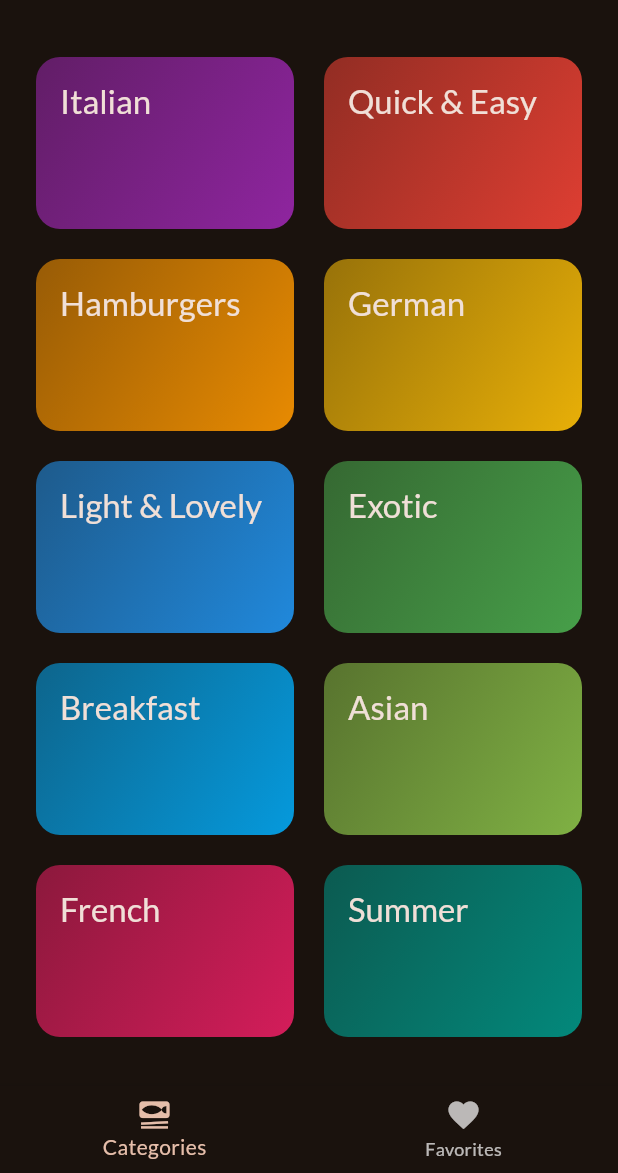
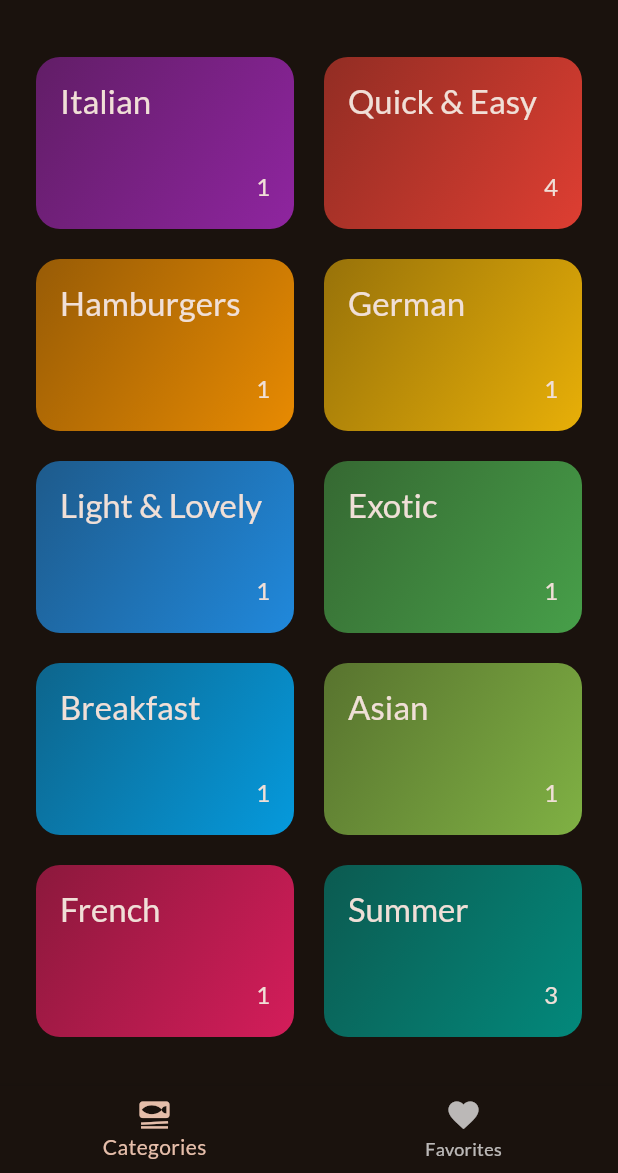
Before and after one commit to Belladonnixi/meals, a Flutter app: the screen it shows after launch, on a phone screen of 412 x 824 dp, the part 63-1236 px from its top. Run offline on Flutter 3.47's test engine with Material 3 defaults, Android fonts, the phone set to English and light mode, and no system bars; our stand-ins replace flutter_riverpod, google_fonts, transparent_image.

Commit message:
add meal count to category grid item to show it for the user especially after using filters

```diff
--- a/lib/providers/meals_provider.dart
+++ b/lib/providers/meals_provider.dart
@@ -2,9 +2,23 @@ import 'package:flutter_riverpod/flutter_riverpod.dart';
 import 'package:meals_2/data/data_repository.dart';
 import 'package:meals_2/data/mock_database_repository.dart';
 import 'package:meals_2/models/meal.dart';
+import 'package:meals_2/providers/filters_provider.dart';
 
 /// A provider that provides a list of meals asynchronously.
 final mealsProvider = FutureProvider<List<Meal>>((ref) async {
   final DataRepository dataRepository = MockDatabaseRepository();
   return await dataRepository.getMeals();
 });
+
+final mealCountProvider = Provider<Map<String, int>>((ref) {
+  final filteredMeals = ref.watch(filteredMealProvider);
+  final mealCounts = <String, int>{};
+
+  for (final meal in filteredMeals) {
+    for (final categoryId in meal.categories) {
+      mealCounts[categoryId] = (mealCounts[categoryId] ?? 0) + 1;
+    }
+  }
+
+  return mealCounts;
+});
--- a/lib/screens/categories.dart
+++ b/lib/screens/categories.dart
@@ -2,6 +2,7 @@ import 'package:flutter/material.dart';
 import 'package:flutter_riverpod/flutter_riverpod.dart';
 import 'package:meals_2/models/category.dart';
 import 'package:meals_2/models/meal.dart';
+import 'package:meals_2/providers/meals_provider.dart';
 import 'package:meals_2/widgets/category_grid_item.dart';
 import 'package:meals_2/providers/categories_provider.dart';
 
@@ -15,6 +16,7 @@ class CategorieScreen extends ConsumerWidget {
   @override
   Widget build(BuildContext context, WidgetRef ref) {
     final categoriesAsyncValue = ref.watch(categoriesProvider);
+    final mealsCount = ref.watch(mealCountProvider);
 
     return categoriesAsyncValue.when(
       data: (categories) => GridView(
@@ -30,6 +32,7 @@ class CategorieScreen extends ConsumerWidget {
                   category: category,
                   selectCategory: () =>
                       selectCategory(context, ref, category, availableMeals),
+                  mealCount: mealsCount[category.id] ?? 0,
                 ))
             .toList(),
       ),
--- a/lib/widgets/category_grid_item.dart
+++ b/lib/widgets/category_grid_item.dart
@@ -3,10 +3,14 @@ import 'package:meals_2/models/category.dart';
 
 class CategoryGridItem extends StatelessWidget {
   const CategoryGridItem(
-      {super.key, required this.category, required this.selectCategory});
+      {super.key,
+      required this.category,
+      required this.selectCategory,
+      required this.mealCount});
 
   final Category category;
   final void Function() selectCategory;
+  final int mealCount;
 
   @override
   Widget build(BuildContext context) {
@@ -27,11 +31,26 @@ class CategoryGridItem extends StatelessWidget {
             end: Alignment.bottomRight,
           ),
         ),
-        child: Text(
-          category.title,
-          style: Theme.of(context).textTheme.titleLarge!.copyWith(
-                color: Theme.of(context).colorScheme.onSurface,
+        child: Column(
+          crossAxisAlignment: CrossAxisAlignment.start,
+          children: [
+            Text(
+              category.title,
+              style: Theme.of(context).textTheme.titleLarge!.copyWith(
+                    color: Theme.of(context).colorScheme.onSurface,
+                  ),
+            ),
+            Spacer(),
+            Align(
+              alignment: Alignment.bottomRight,
+              child: Text(
+                '$mealCount',
+                style: Theme.of(context).textTheme.titleMedium!.copyWith(
+                      color: Theme.of(context).colorScheme.onSurface,
+                    ),
               ),
+            ),
+          ],
         ),
       ),
     );
```
